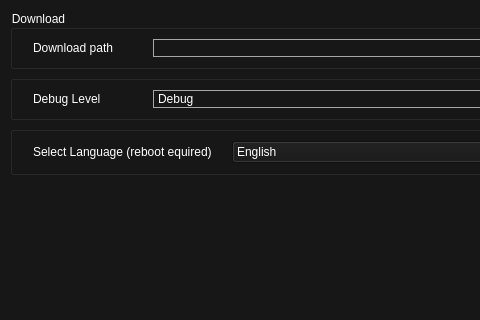
AdunanzA/Tsunami, file settingswindow.ui: the form before one commit; both pictures show x 0 to 480 and y 0 to 320 of the 671 by 536 pixel window.
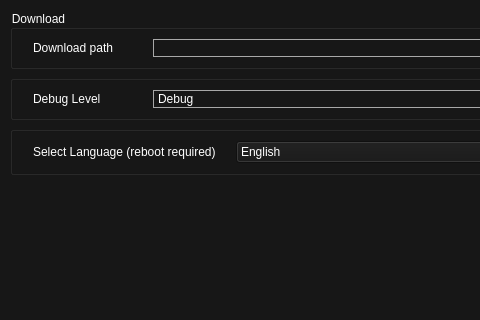
The form after the commit.

Commit message: removed opengl DLL

What changed in the file:
```diff
--- a/settingswindow.ui
+++ b/settingswindow.ui
@@ -194,7 +194,7 @@
         <item row="0" column="0">
          <widget class="QLabel" name="lblLanguage">
           <property name="text">
-           <string>Select Language (reboot equired)</string>
+           <string>Select Language (reboot required)</string>
           </property>
          </widget>
         </item>
```
The commit also changes 1 other file.
